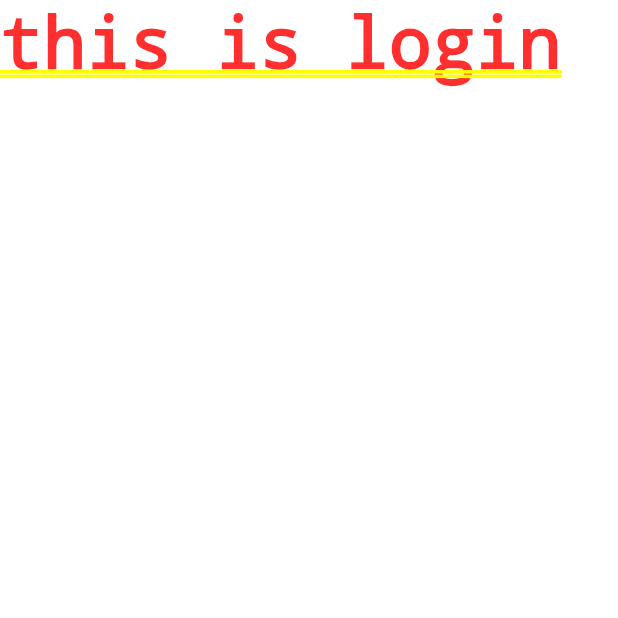
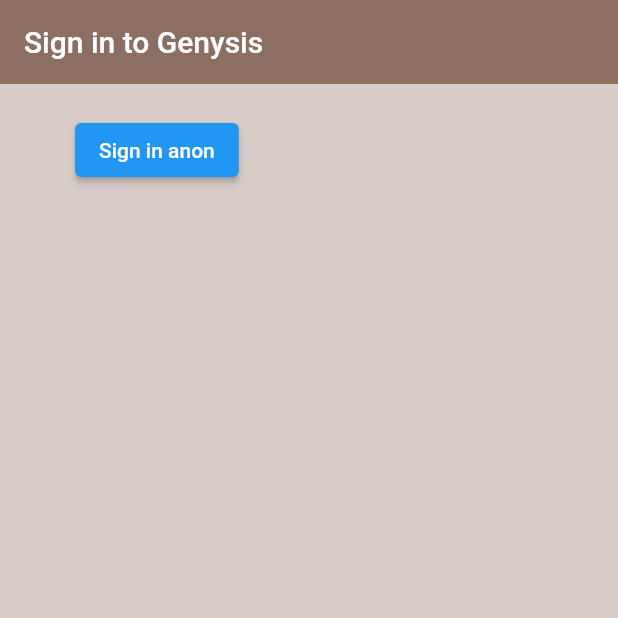
Before and after one commit to fraserwilson/Genysis, a Flutter app: the screen it shows after launch, on a phone screen of 412 x 824 dp, the top half of it. Run offline on Flutter 3.47's test engine with Material 2 defaults, Android fonts, the phone set to English and light mode, and no system bars; our stand-ins replace firebase_auth, firebase_core; accounts and stored records are empty.

Commit message:
Added signing in anonymously
Added service and sign in page in order to allow signing in without an email or password

```diff
--- a/analysis_options.yaml
+++ b/analysis_options.yaml
@@ -22,6 +22,9 @@ linter:
   # `// ignore_for_file: name_of_lint` syntax on the line or in the file
   # producing the lint.
   rules:
+      prefer_const_constructors : false
+      avoid_unnecessary_containers : false
+      avoid_print: false
     # avoid_print: false  # Uncomment to disable the `avoid_print` rule
     # prefer_single_quotes: true  # Uncomment to enable the `prefer_single_quotes` rule
 
--- a/lib/landingPage.dart
+++ /dev/null
@@ -1 +0,0 @@
-import 'package:flutter/material.dart';
--- a/lib/loginProcess/login.dart
+++ /dev/null
@@ -1,17 +0,0 @@
-import 'package:flutter/material.dart';
-
-class Login extends StatefulWidget {
-  const Login({ Key? key }) : super(key: key);
-
-  @override
-  _LoginState createState() => _LoginState();
-}
-
-class _LoginState extends State<Login> {
-  @override
-  Widget build(BuildContext context) {
-    return Container(
-      child: Text("this is login"),
-    );
-  }
-}
--- a/lib/loginProcess/register.dart
+++ /dev/null
@@ -1 +0,0 @@
-import 'package:flutter/material.dart';
--- a/lib/main.dart
+++ b/lib/main.dart
@@ -1,7 +1,10 @@
+import 'package:firebase_core/firebase_core.dart';
 import 'package:flutter/material.dart';
-import 'package:genysis/loginProcess/login.dart';
+import 'package:genysis/screens/wrapper.dart';
 
-void main() {
+void main() async {
+  WidgetsFlutterBinding.ensureInitialized();
+  await Firebase.initializeApp();
   runApp(const MyApp());
 }
 
@@ -11,9 +14,7 @@ class MyApp extends StatelessWidget {
   @override
   Widget build(BuildContext context) {
     return MaterialApp(
-      home:SingleChildScrollView(
-        child: Login(),
-      )
-    );
+      home:Wrapper()
+      );
   }
 }
--- /dev/null
+++ b/lib/screens/authenticate/authenticate.dart
@@ -0,0 +1,18 @@
+import 'package:flutter/material.dart';
+import 'package:genysis/screens/authenticate/sign_in.dart';
+
+class Authenticate extends StatefulWidget {
+  const Authenticate({ Key? key }) : super(key: key);
+
+  @override
+  _AuthenticateState createState() => _AuthenticateState();
+}
+
+class _AuthenticateState extends State<Authenticate> {
+  @override
+  Widget build(BuildContext context) {
+    return Container(
+      child:SignIn(),
+    );
+  }
+}
--- /dev/null
+++ b/lib/screens/authenticate/sign_in.dart
@@ -0,0 +1,41 @@
+import 'package:flutter/material.dart';
+import 'package:genysis/services/auth.dart';
+
+class SignIn extends StatefulWidget {
+  const SignIn({ Key? key }) : super(key: key);
+
+  @override
+  _SignInState createState() => _SignInState();
+}
+
+class _SignInState extends State<SignIn> {
+  final AuthService _auth = AuthService();
+  @override
+  Widget build(BuildContext context) {
+    return Scaffold(
+      backgroundColor: Colors.brown[100],
+      appBar: AppBar(
+        backgroundColor: Colors.brown[400],
+        elevation: 0.0,
+        title: Text('Sign in to Genysis'),
+      ),
+      body: Container(
+        padding: EdgeInsets.symmetric(vertical: 20, horizontal: 50),
+        child: ElevatedButton(
+          child: Text('Sign in anon'),
+          onPressed: ()async{
+            dynamic result = await _auth.signInAnon();
+            if(result == null)
+            {
+              print('error signing in');
+            }
+            else{
+              print('signed in');
+              print(result);
+            }
+          },
+        ),
+      ),
+    );
+  }
+}
--- /dev/null
+++ b/lib/screens/wrapper.dart
@@ -0,0 +1,13 @@
+import 'package:flutter/material.dart';
+import 'package:genysis/screens/authenticate/authenticate.dart';
+import 'package:genysis/screens/home/home.dart';
+
+class Wrapper extends StatelessWidget {
+  const Wrapper({ Key? key }) : super(key: key);
+
+  @override
+  Widget build(BuildContext context) {
+    //return home or authenticate based on auth changes
+    return Authenticate();
+  }
+}
```
Also changed, not shown: lib/screens/home/home.dart (added, +12 -0 lines), lib/services/auth.dart (added, +27 -0 lines).
